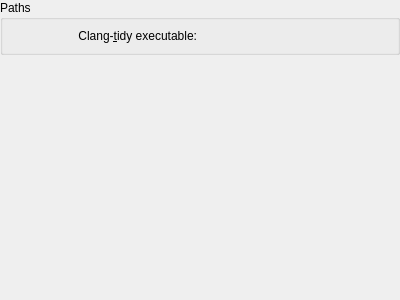
Qt form src/config/clangtidypreferences.ui (KDE/kdevelop) before a commit.
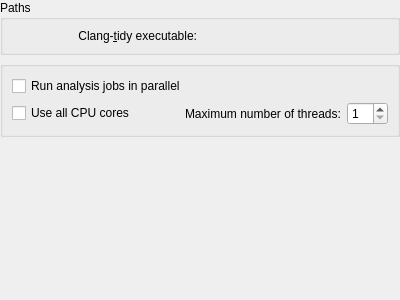
The same form after that commit. Custom widgets are drawn as their Qt base class.

Commit message:
Add support for parallel clang-tidy jobs
Keeping config keys and UI close to kdevclazy one, for consistent UX

```diff
--- a/src/config/clangtidypreferences.ui
+++ b/src/config/clangtidypreferences.ui
@@ -60,6 +60,60 @@
      </layout>
     </widget>
    </item>
+   <item>
+    <widget class="QGroupBox" name="jobsBox">
+     <property name="title">
+      <string/>
+     </property>
+     <layout class="QVBoxLayout" name="verticalLayout">
+      <item>
+       <widget class="QCheckBox" name="kcfg_parallelJobsEnabled">
+        <property name="text">
+         <string>Run analysis jobs in parallel</string>
+        </property>
+       </widget>
+      </item>
+      <item>
+       <layout class="QHBoxLayout" name="horizontalLayout">
+        <item>
+         <widget class="QCheckBox" name="kcfg_parallelJobsAutoCount">
+          <property name="text">
+           <string>Use all CPU cores</string>
+          </property>
+         </widget>
+        </item>
+        <item>
+         <spacer name="horizontalSpacer">
+          <property name="orientation">
+           <enum>Qt::Horizontal</enum>
+          </property>
+          <property name="sizeHint" stdset="0">
+           <size>
+            <width>40</width>
+            <height>20</height>
+           </size>
+          </property>
+         </spacer>
+        </item>
+        <item>
+         <widget class="QLabel" name="parallelJobsFixedCountLabel">
+          <property name="text">
+           <string>Maximum number of threads:</string>
+          </property>
+         </widget>
+        </item>
+        <item>
+         <widget class="QSpinBox" name="kcfg_parallelJobsFixedCount">
+          <property name="minimum">
+           <number>1</number>
+          </property>
+         </widget>
+        </item>
+       </layout>
+      </item>
+     </layout>
+    </widget>
+   </item>
    <item>
     <spacer name="settingsSpacer">
      <property name="orientation">
```
The commit also changes 6 other files.
